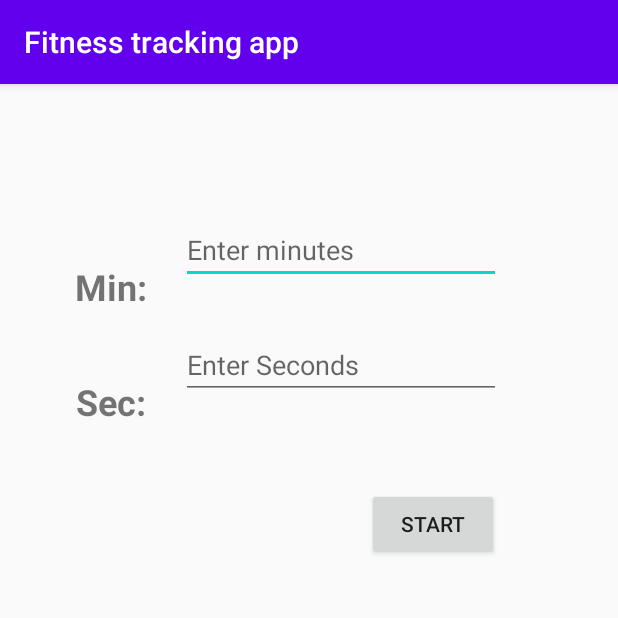
After one commit to BaldeepDhaliwal/fitnessTrackingApp, an Android app: the getCustomTime screen opened directly, with no data from a screen before it, on a phone screen of 412 x 824 dp, the top half of it. The commit adds this screen. Run offline under Robolectric (Android 15) with nearby library versions, the phone set to English and light mode, and no system bars.

Commit message:
Added custom timer

```diff
--- a/app/src/main/AndroidManifest.xml
+++ b/app/src/main/AndroidManifest.xml
@@ -9,7 +9,8 @@
         android:roundIcon="@mipmap/ic_launcher_round"
         android:supportsRtl="true"
         android:theme="@style/AppTheme">
-        <activity android:name=".Notepad"></activity>
+        <activity android:name=".getCustomTime"></activity>
+        <activity android:name=".Notepad" />
         <activity android:name=".MainActivity">
             <intent-filter>
                 <action android:name="android.intent.action.MAIN" />
--- /dev/null
+++ b/app/src/main/java/com/example/fitnesstrackingapp/getCustomTime.java
@@ -0,0 +1,42 @@
+package com.example.fitnesstrackingapp;
+
+import androidx.appcompat.app.AppCompatActivity;
+
+import android.app.Activity;
+import android.content.Intent;
+import android.os.Bundle;
+import android.view.View;
+import android.widget.Button;
+import android.widget.EditText;
+import android.widget.Toast;
+
+public class getCustomTime extends AppCompatActivity {
+
+    @Override
+    protected void onCreate(Bundle savedInstanceState) {
+        super.onCreate(savedInstanceState);
+        setContentView(R.layout.activity_get_custom_time);
+        final Button startButton = (Button) findViewById(R.id.startButtonCustom);
+
+        //Pass back entered time and switch activties
+        startButton.setOnClickListener(new View.OnClickListener() {
+            @Override
+            public void onClick(View v) {
+                try
+                {
+                //get minutes and seconds
+                EditText minuteEditText = (EditText) findViewById(R.id.minuteEditText);
+                EditText secondsEditText = (EditText)  findViewById(R.id.secondsEditText);
+                MainActivity.customMinutes = Integer.parseInt(minuteEditText.getText().toString());
+                MainActivity.customSeconds = Integer.parseInt(secondsEditText.getText().toString());
+                Intent intent = new Intent(getCustomTime.this, MainActivity.class);
+                setResult(Activity.RESULT_CANCELED,intent);
+                finish();
+                }catch (Exception e){
+                    Toast.makeText(getCustomTime.this, "Please enter a valid numbers for minute and seconds", Toast.LENGTH_LONG).show();
+                }
+            }
+
+        });
+    }
+}
--- /dev/null
+++ b/app/src/main/res/layout/activity_get_custom_time.xml
@@ -0,0 +1,80 @@
+<?xml version="1.0" encoding="utf-8"?>
+<androidx.constraintlayout.widget.ConstraintLayout xmlns:android="http://schemas.android.com/apk/res/android"
+    xmlns:app="http://schemas.android.com/apk/res-auto"
+    xmlns:tools="http://schemas.android.com/tools"
+    android:layout_width="match_parent"
+    android:layout_height="match_parent"
+    tools:context=".getCustomTime">
+
+    <TextView
+        android:id="@+id/minuteTextView"
+        android:layout_width="wrap_content"
+        android:layout_height="wrap_content"
+        android:layout_marginStart="60dp"
+        android:layout_marginTop="107dp"
+        android:layout_marginEnd="324dp"
+        android:layout_marginBottom="605dp"
+        android:text="Min:"
+        android:textSize="24sp"
+        android:textStyle="bold"
+        app:layout_constraintBottom_toBottomOf="parent"
+        app:layout_constraintEnd_toEndOf="parent"
+        app:layout_constraintStart_toStartOf="parent"
+        app:layout_constraintTop_toTopOf="parent" />
+
+    <TextView
+        android:id="@+id/secondsTextView"
+        android:layout_width="wrap_content"
+        android:layout_height="wrap_content"
+        android:layout_marginStart="60dp"
+        android:layout_marginEnd="349dp"
+        android:layout_marginBottom="540dp"
+        android:text="Sec:"
+        android:textSize="24sp"
+        android:textStyle="bold"
+        app:layout_constraintBottom_toBottomOf="parent"
+        app:layout_constraintEnd_toEndOf="parent"
+        app:layout_constraintHorizontal_bias="0.222"
+        app:layout_constraintStart_toStartOf="parent" />
+
+    <EditText
+        android:id="@+id/minuteEditText"
+        android:layout_width="wrap_content"
+        android:layout_height="wrap_content"
+        android:layout_marginTop="88dp"
+        android:layout_marginEnd="78dp"
+        android:ems="10"
+        android:hint="Enter minutes"
+        android:inputType="number"
+        app:layout_constraintEnd_toEndOf="parent"
+        app:layout_constraintTop_toTopOf="parent" />
+
+    <EditText
+        android:id="@+id/secondsEditText"
+        android:layout_width="wrap_content"
+        android:layout_height="wrap_content"
+        android:layout_marginTop="13dp"
+        android:layout_marginEnd="78dp"
+        android:layout_marginBottom="540dp"
+        android:ems="10"
+        android:hint="Enter Seconds"
+        android:inputType="number"
+        app:layout_constraintBottom_toBottomOf="parent"
+        app:layout_constraintEnd_toEndOf="parent"
+        app:layout_constraintTop_toBottomOf="@+id/minuteEditText" />
+
+    <Button
+        android:id="@+id/startButtonCustom"
+        android:layout_width="wrap_content"
+        android:layout_height="wrap_content"
+        android:layout_marginStart="244dp"
+        android:layout_marginTop="50dp"
+        android:layout_marginEnd="79dp"
+        android:layout_marginBottom="442dp"
+        android:text="Start"
+        app:layout_constraintBottom_toBottomOf="parent"
+        app:layout_constraintEnd_toEndOf="parent"
+        app:layout_constraintStart_toStartOf="parent"
+        app:layout_constraintTop_toBottomOf="@+id/secondsEditText" />
+
+</androidx.constraintlayout.widget.ConstraintLayout>
--- a/app/src/main/res/layout/activity_main.xml
+++ b/app/src/main/res/layout/activity_main.xml
@@ -285,7 +285,7 @@
         app:layout_constraintStart_toStartOf="parent" />
 
     <Button
-        android:id="@+id/startButton"
+        android:id="@+id/startButtonCustom"
         android:layout_width="wrap_content"
         android:layout_height="wrap_content"
         android:layout_marginStart="24dp"
--- a/app/src/main/res/values/strings.xml
+++ b/app/src/main/res/values/strings.xml
@@ -17,5 +17,6 @@
         <item>2:30</item>
         <item>3:00</item>
         <item>5:00</item>
+        <item>Custom</item>
     </string-array>
 </resources>
```
Also changed, not shown: app/src/main/java/com/example/fitnesstrackingapp/MainActivity.java (+45 -15 lines).
